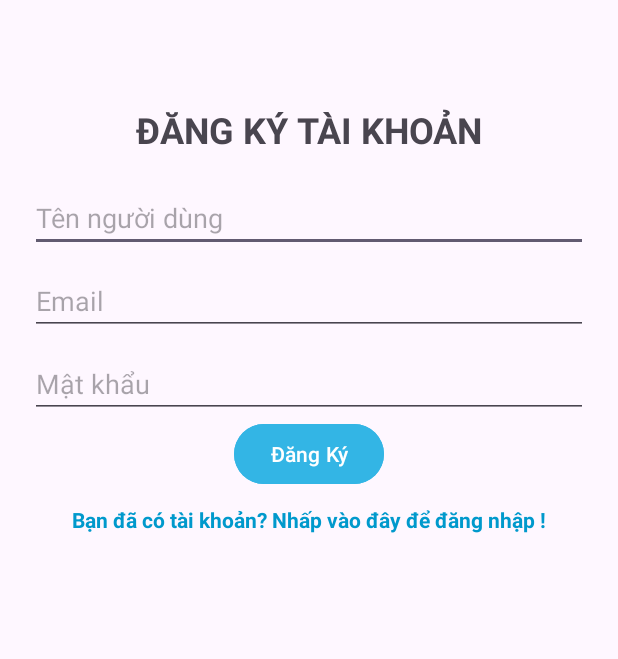
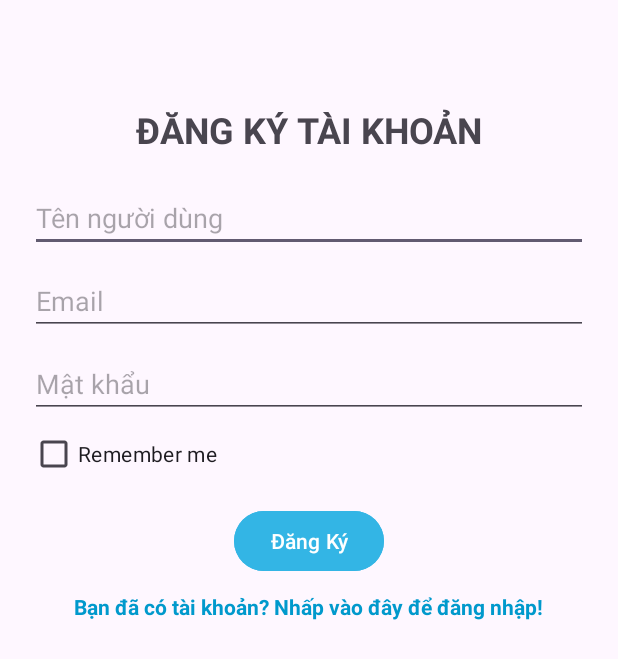
Before and after one commit to donguyenphuonganh/AuraVision, an Android app: the layout activity_register.xml on its own in the app's theme, with its tools: preview values and no code run, on a phone screen of 412 x 824 dp. Shown: the top 659 px of the screen. Run offline under Robolectric (Android 15) with nearby library versions, the light colour scheme and no system bars.

Commit message:
Bổ sung giao dien

```diff
--- a/app/src/main/AndroidManifest.xml
+++ b/app/src/main/AndroidManifest.xml
@@ -18,13 +18,11 @@
             android:name=".ColorpickerActivity"
             android:exported="false"
             android:theme="@style/Theme.AuraVision" />
-        <!-- Đặt SplashScreen làm màn hình khởi động -->
         <activity
             android:name=".Plashscreen"
             android:exported="true">
             <intent-filter>
                 <action android:name="android.intent.action.MAIN" />
-
                 <category android:name="android.intent.category.LAUNCHER" />
             </intent-filter>
         </activity>
@@ -35,6 +33,8 @@
             android:name=".MainActivity"
             android:exported="true" />
         <activity android:name=".ChatActivity" />
+        <activity android:name=".LoginActivity"></activity>
+        <activity android:name=".RegisterActivity"></activity>
     </application>
 
 </manifest>
--- a/app/src/main/java/com/khoidubai/auravision/Plashscreen.java
+++ b/app/src/main/java/com/khoidubai/auravision/Plashscreen.java
@@ -32,7 +32,7 @@ public class Plashscreen extends AppCompatActivity {
         videoView.setOnCompletionListener(new MediaPlayer.OnCompletionListener() {
             @Override
             public void onCompletion(MediaPlayer mp) {
-                startActivity(new Intent(Plashscreen.this, MainActivity.class));
+                startActivity(new Intent(Plashscreen.this, LoginActivity.class));
                 finish(); // Đóng SplashScreen
             }
         });
--- /dev/null
+++ b/app/src/main/res/drawable/background_white.xml
@@ -0,0 +1,4 @@
+<?xml version="1.0" encoding="utf-8"?>
+<shape xmlns:android="http://schemas.android.com/apk/res/android">
+    <solid android:color="#FFFFFF"/>
+</shape>
--- a/app/src/main/res/layout/activity_login.xml
+++ b/app/src/main/res/layout/activity_login.xml
@@ -29,12 +29,12 @@
         <EditText
             android:layout_width="match_parent"
             android:layout_height="wrap_content"
-            android:id="@+id/loginTextUser"
+            android:id="@+id/edtLoginUserName"
             android:hint="SDT/Email/Tên người dùng:"/>
         <EditText
             android:layout_width="match_parent"
             android:layout_height="wrap_content"
-            android:id="@+id/loginTextPass"
+            android:id="@+id/edtLoginPass"
             android:hint="Mật khẩu:"
             android:inputType="textPassword"/>
         <Button
--- a/app/src/main/res/layout/activity_register.xml
+++ b/app/src/main/res/layout/activity_register.xml
@@ -23,6 +23,14 @@
         android:hint="Tên người dùng"
         android:inputType="text" />
 
+    <TextView
+        android:id="@+id/txtErrRegisterUsername"
+        android:layout_width="match_parent"
+        android:layout_height="wrap_content"
+        android:textColor="#FF0000"
+        android:textSize="12sp"
+        android:visibility="gone"/>
+
     <EditText
         android:id="@+id/registerEmail"
         android:layout_width="match_parent"
@@ -31,14 +39,35 @@
         android:hint="Email"
         android:inputType="textEmailAddress" />
 
+    <TextView
+        android:id="@+id/txtErrRegisterEmail"
+        android:layout_width="match_parent"
+        android:layout_height="wrap_content"
+        android:textColor="#FF0000"
+        android:textSize="12sp"
+        android:visibility="gone"/>
+
     <EditText
         android:id="@+id/registerPassword"
         android:layout_width="match_parent"
         android:layout_height="wrap_content"
-        android:layout_below="@+id/registerEmail"
         android:layout_marginTop="10dp"
         android:hint="Mật khẩu"
         android:inputType="textPassword" />
+
+    <TextView
+        android:id="@+id/txtErrRegisterPassword"
+        android:layout_width="match_parent"
+        android:layout_height="wrap_content"
+        android:textColor="#FF0000"
+        android:textSize="12sp"
+        android:visibility="gone"/>
+
+    <CheckBox
+        android:id="@+id/chkRememberRegister"
+        android:layout_width="wrap_content"
+        android:layout_height="wrap_content"
+        android:text="Remember me"/>
 
     <Button
         android:id="@+id/btnReg"
@@ -47,15 +76,17 @@
         android:layout_gravity="center"
         android:backgroundTint="@android:color/holo_blue_light"
         android:text="Đăng Ký"
-        android:textColor="@android:color/white" />
+        android:textColor="@android:color/white"
+        android:layout_marginTop="10dp"/>
+
     <TextView
+        android:id="@+id/tvBackToLogin"
         android:layout_width="wrap_content"
         android:layout_height="wrap_content"
         android:layout_gravity="center"
-        android:text="Bạn đã có tài khoản? Nhấp vào đây để đăng nhập !"
+        android:text="Bạn đã có tài khoản? Nhấp vào đây để đăng nhập!"
         android:textColor="@android:color/holo_blue_dark"
         android:textStyle="bold"
         android:clickable="true"
-        android:id="@+id/tvBackToLogin"
-        android:paddingTop="10dp" />
+        android:paddingTop="10dp"/>
 </LinearLayout>
```
Also changed, not shown: app/src/main/java/com/khoidubai/auravision/LoginActivity.java (added, +84 -0 lines), app/src/main/java/com/khoidubai/auravision/RegisterActivity.java (added, +106 -0 lines), app/src/main/res/drawable/background_gradient.xml (added, +7 -0 lines), app/src/main/res/drawable/button_blue_gradient.xml (added, +8 -0 lines), app/src/main/res/drawable/button_elevation.xml (added, +16 -0 lines), app/src/main/res/drawable/button_rounded_background.xml (added, +8 -0 lines), app/src/main/res/drawable/navigation_gradient.xml (added, +8 -0 lines).
